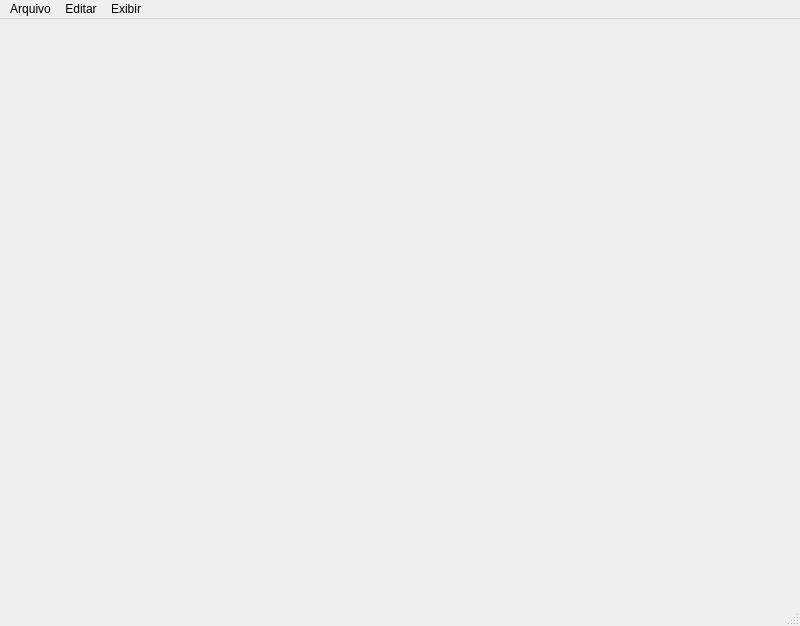
Qt form FrontEnd/Interface/Window_Main.ui (leobrunoms8/CapitalTrack) before a commit.
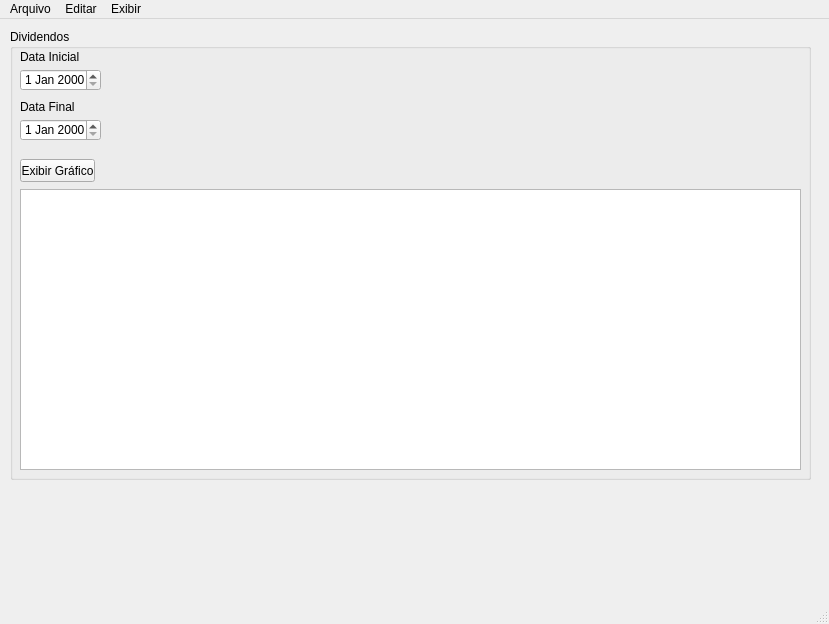
The same form after that commit.

Commit message: Exibição de Gráfico de Dividendo na tela Main

Patch:
```diff
--- a/FrontEnd/Interface/Window_Main.ui
+++ b/FrontEnd/Interface/Window_Main.ui
@@ -6,20 +6,103 @@
    <rect>
     <x>0</x>
     <y>0</y>
-    <width>800</width>
-    <height>626</height>
+    <width>829</width>
+    <height>624</height>
    </rect>
   </property>
   <property name="windowTitle">
    <string>MainWindow</string>
   </property>
-  <widget class="QWidget" name="centralwidget"/>
+  <widget class="QWidget" name="centralwidget">
+   <widget class="QGroupBox" name="groupBox">
+    <property name="geometry">
+     <rect>
+      <x>10</x>
+      <y>10</y>
+      <width>801</width>
+      <height>451</height>
+     </rect>
+    </property>
+    <property name="title">
+     <string>Dividendos</string>
+    </property>
+    <widget class="QGraphicsView" name="graphicsView">
+     <property name="geometry">
+      <rect>
+       <x>10</x>
+       <y>160</y>
+       <width>781</width>
+       <height>281</height>
+      </rect>
+     </property>
+    </widget>
+    <widget class="QDateEdit" name="dateEdit_2">
+     <property name="geometry">
+      <rect>
+       <x>10</x>
+       <y>90</y>
+       <width>81</width>
+       <height>22</height>
+      </rect>
+     </property>
+    </widget>
+    <widget class="QLabel" name="label_2">
+     <property name="geometry">
+      <rect>
+       <x>10</x>
+       <y>70</y>
+       <width>71</width>
+       <height>16</height>
+      </rect>
+     </property>
+     <property name="text">
+      <string>Data Final</string>
+     </property>
+    </widget>
+    <widget class="QDateEdit" name="dateEdit">
+     <property name="geometry">
+      <rect>
+       <x>10</x>
+       <y>40</y>
+       <width>81</width>
+       <height>22</height>
+      </rect>
+     </property>
+    </widget>
+    <widget class="QLabel" name="label">
+     <property name="geometry">
+      <rect>
+       <x>10</x>
+       <y>20</y>
+       <width>61</width>
+       <height>16</height>
+      </rect>
+     </property>
+     <property name="text">
+      <string>Data Inicial</string>
+     </property>
+    </widget>
+    <widget class="QPushButton" name="pushButton">
+     <property name="geometry">
+      <rect>
+       <x>10</x>
+       <y>130</y>
+       <width>75</width>
+       <height>23</height>
+      </rect>
+     </property>
+     <property name="text">
+      <string>Exibir Gráfico</string>
+     </property>
+    </widget>
+   </widget>
+  </widget>
   <widget class="QMenuBar" name="menubar">
    <property name="geometry">
     <rect>
      <x>0</x>
      <y>0</y>
-     <width>800</width>
+     <width>829</width>
      <height>21</height>
     </rect>
    </property>
```
The commit also changes 4 other files.
